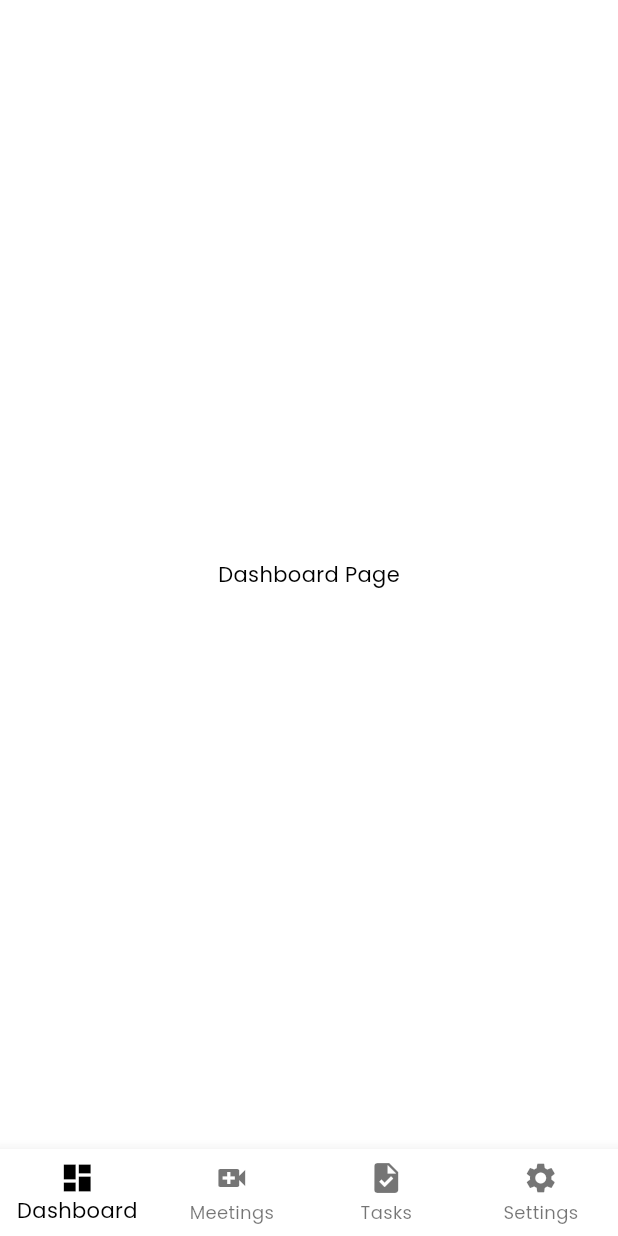
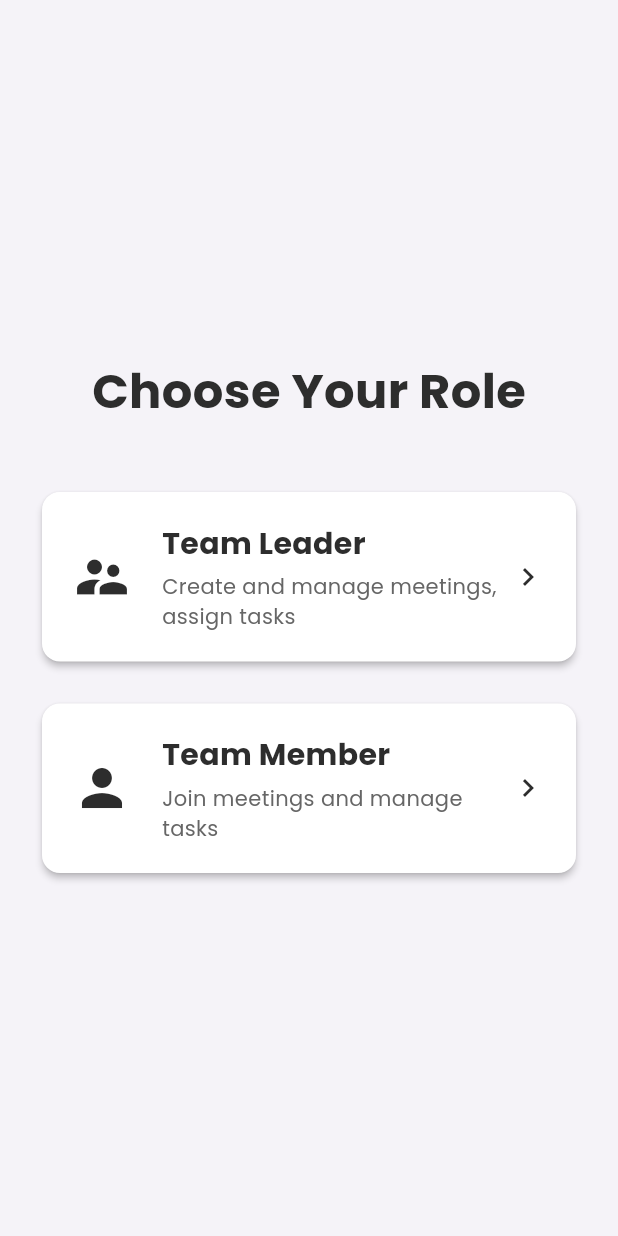
Before and after one commit to ThetSweLynn/action-meet, a Flutter app: the screen it shows once a user with an empty profile is signed in, on a phone screen of 412 x 824 dp. Run offline on Flutter 3.47's test engine with Material 3 defaults, Android fonts, the phone set to English and light mode, and no system bars; our stand-ins replace firebase_auth, firebase_core; accounts and stored records are empty; network calls fail.

Commit message:
Add role selection

```diff
--- a/lib/main.dart
+++ b/lib/main.dart
@@ -17,6 +17,10 @@ class MyApp extends StatelessWidget {
     return MaterialApp(
       debugShowCheckedModeBanner: false,
       title: 'Action Meet',
+      initialRoute: '/',
+      routes: {
+        '/': (context) => const AuthWrapper(),
+      },
       theme: ThemeData(
         fontFamily: 'Poppins',
         colorScheme: const ColorScheme.light(
@@ -25,7 +29,6 @@ class MyApp extends StatelessWidget {
           background: Colors.white,
         ),
       ),
-      home: const AuthWrapper(),
     );
   }
 }
--- /dev/null
+++ b/lib/screens/role_selection_page.dart
@@ -0,0 +1,113 @@
+import 'package:flutter/material.dart';
+import 'home_page.dart';
+import 'member_home_page.dart';
+
+class RoleSelectionPage extends StatelessWidget {
+  const RoleSelectionPage({super.key});
+
+  void _selectRole(BuildContext context, bool isLeader) {
+    Navigator.pushReplacement(
+      context,
+      MaterialPageRoute(
+        builder: (context) => isLeader ? const HomePage() : const MemberHomePage(),
+      ),
+    );
+  }
+
+  @override
+  Widget build(BuildContext context) {
+    return Scaffold(
+      backgroundColor: const Color(0xFFF5F3F8),
+      body: SafeArea(
+        child: Padding(
+          padding: const EdgeInsets.all(24.0),
+          child: Column(
+            mainAxisAlignment: MainAxisAlignment.center,
+            children: [
+              const Text(
+                'Choose Your Role',
+                style: TextStyle(
+                  fontSize: 32,
+                  fontWeight: FontWeight.bold,
+                  color: Color(0xFF2D2D2D),
+                ),
+              ),
+              const SizedBox(height: 40),
+              _RoleCard(
+                title: 'Team Leader',
+                description: 'Create and manage meetings, assign tasks',
+                icon: Icons.supervisor_account,
+                onTap: () => _selectRole(context, true),
+              ),
+              const SizedBox(height: 20),
+              _RoleCard(
+                title: 'Team Member',
+                description: 'Join meetings and manage tasks',
+                icon: Icons.person,
+                onTap: () => _selectRole(context, false),
+              ),
+            ],
+          ),
+        ),
+      ),
+    );
+  }
+}
+
+class _RoleCard extends StatelessWidget {
+  final String title;
+  final String description;
+  final IconData icon;
+  final VoidCallback onTap;
+
+  const _RoleCard({
+    required this.title,
+    required this.description,
+    required this.icon,
+    required this.onTap,
+  });
+
+  @override
+  Widget build(BuildContext context) {
+    return Card(
+      elevation: 2,
+      shape: RoundedRectangleBorder(borderRadius: BorderRadius.circular(12)),
+      child: InkWell(
+        onTap: onTap,
+        borderRadius: BorderRadius.circular(12),
+        child: Padding(
+          padding: const EdgeInsets.all(20),
+          child: Row(
+            children: [
+              Icon(icon, size: 40, color: const Color(0xFF2D2D2D)),
+              const SizedBox(width: 20),
+              Expanded(
+                child: Column(
+                  crossAxisAlignment: CrossAxisAlignment.start,
+                  children: [
+                    Text(
+                      title,
+                      style: const TextStyle(
+                        fontSize: 20,
+                        fontWeight: FontWeight.bold,
+                        color: Color(0xFF2D2D2D),
+                      ),
+                    ),
+                    const SizedBox(height: 4),
+                    Text(
+                      description,
+                      style: const TextStyle(
+                        color: Color(0xFF666666),
+                      ),
+                    ),
+                  ],
+                ),
+              ),
+              const Icon(Icons.chevron_right, color: Color(0xFF2D2D2D)),
+            ],
+          ),
+        ),
+      ),
+    );
+  }
+}
--- a/lib/widgets/auth_wrapper.dart
+++ b/lib/widgets/auth_wrapper.dart
@@ -1,6 +1,6 @@
 import 'package:flutter/material.dart';
 import 'package:firebase_auth/firebase_auth.dart';
-import '../screens/home_page.dart';
+import '../screens/role_selection_page.dart';
 import '../screens/auth/sign_in_page.dart';
 
 class AuthWrapper extends StatelessWidget {
@@ -12,7 +12,7 @@ class AuthWrapper extends StatelessWidget {
       stream: FirebaseAuth.instance.authStateChanges(),
       builder: (context, snapshot) {
         if (snapshot.hasData) {
-          return const HomePage();
+          return const RoleSelectionPage();
         }
         return const SignInPage();
       },
```
Also changed, not shown: lib/screens/member_home_page.dart (added, +44 -0 lines), lib/screens/settings_page.dart (+19 -1 lines).
